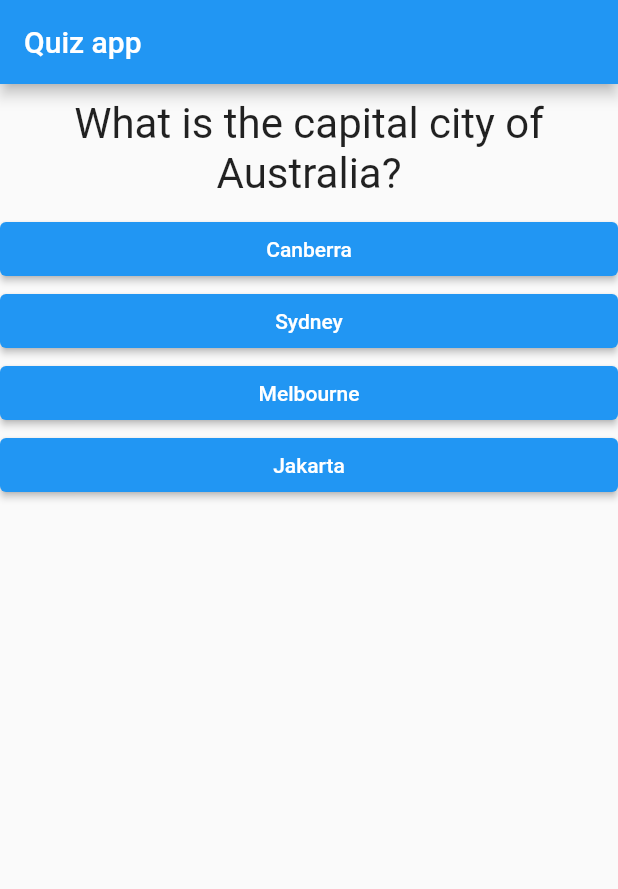
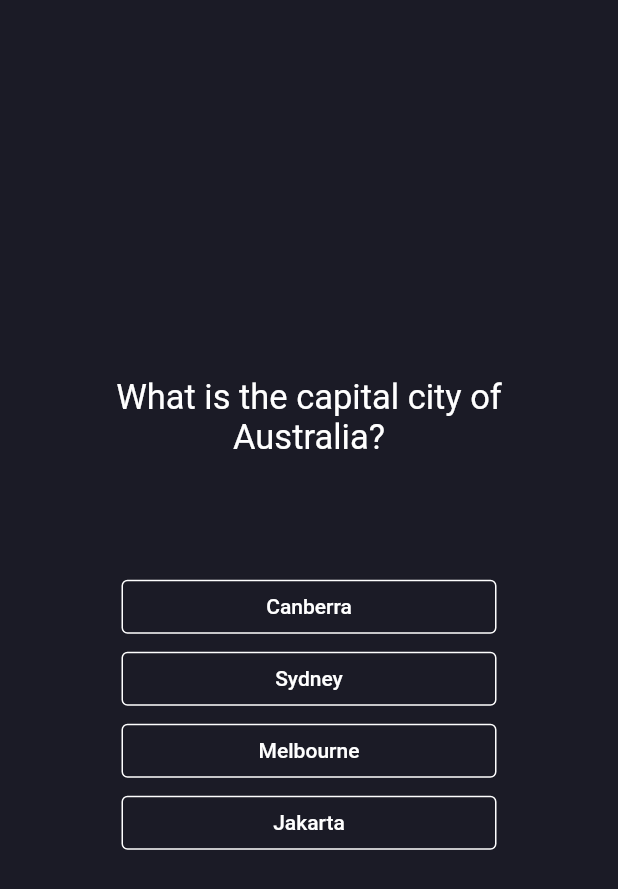
Before and after one commit to Su1tanA1bo/Flutter-Quiz-App, a Flutter app: the screen it shows after launch, on a phone screen of 412 x 824 dp. Shown: the top 889 px of the screen. Run offline on Flutter 3.47's test engine with Material 2 defaults, Android fonts, the phone set to English and light mode, and no system bars.

Commit message:
Monochrome theme added

```diff
--- a/lib/answer.dart
+++ b/lib/answer.dart
@@ -9,10 +9,14 @@ class Answer extends StatelessWidget {
   @override
   Widget build(BuildContext context) {
     return Container(
-      width: double.infinity,
-      child: ElevatedButton(
-        child: Text(answerText),
+      width: 250,//double.infinity,
+      child: OutlinedButton(
+        child: Text(answerText, style: TextStyle(color: Colors.white),),
         onPressed: inputFunction,
+        style: OutlinedButton.styleFrom(
+            side: BorderSide(
+              width: 1.0,
+              color: Colors.white),),
       ),
     );
   }
--- a/lib/main.dart
+++ b/lib/main.dart
@@ -78,12 +78,21 @@ class _MyAppState extends State<MyApp> {
   @override
   Widget build(BuildContext context) {
     return MaterialApp(
+      theme: ThemeData(
+        primaryColor: Colors.grey
+      ),
       home: Scaffold(
-        appBar: AppBar(
-          title: Text('Quiz app'),
+        backgroundColor: const Color(0xff1b1b26),
+        //appBar: AppBar(
+        //  title: Text('Quiz app'),
+        //),
+        body: Column(
+          mainAxisAlignment: MainAxisAlignment.center,
+          children:
+           [_questionIndex < _questions.length?
+            Quiz(answerQuestion: _answerQuestion, questionIndex: _questionIndex, questions: _questions,)
+          : Result(_totalScore, _resetQuiz)]
         ),
-        body: _questionIndex < _questions.length? Quiz(answerQuestion: _answerQuestion, questionIndex: _questionIndex, questions: _questions,)
-         : Result(_totalScore, _resetQuiz)
       ),
     );
   }
--- a/lib/question.dart
+++ b/lib/question.dart
@@ -9,11 +9,13 @@ class Question extends StatelessWidget{
   Widget build(BuildContext context){
     return Container(
       width: double.infinity,
-      margin: EdgeInsets.all(10),
+      margin: EdgeInsets.only(bottom: 75),
+      padding: EdgeInsets.fromLTRB(40, 0, 40, 0),
       child:Text(
         questionText,
-        style: TextStyle(fontSize: 28),
+        style: TextStyle(fontSize: 23, color: Colors.white, ),
         textAlign: TextAlign.center,
+
       ),
     );
   }
```
Also changed, not shown: lib/result.dart (+17 -5 lines).
